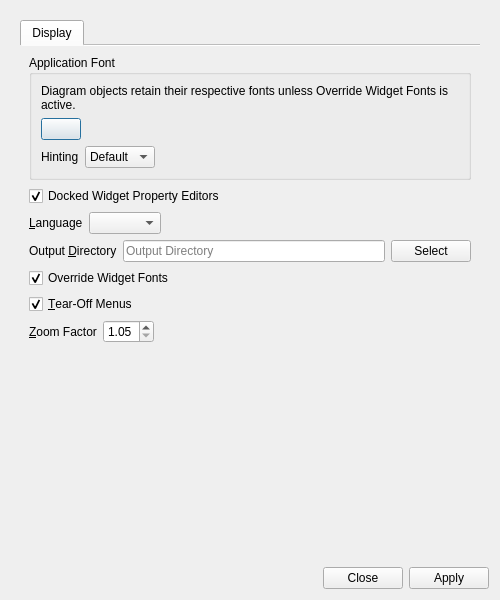
Old version of the form UI/glitch-preferences.ui in the repository textbrowser/glitch.
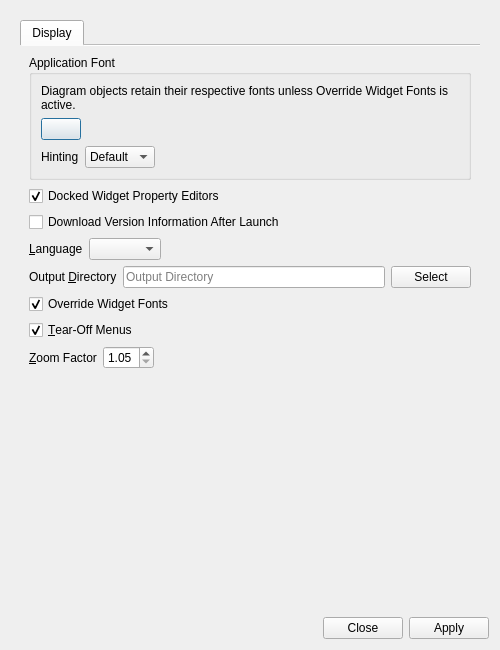
New version of the form. Icons and pictures are not drawn.

Commit message: Optional download of version information.

The edit to the form file:
```diff
--- a/UI/glitch-preferences.ui
+++ b/UI/glitch-preferences.ui
@@ -7,7 +7,7 @@
     <x>0</x>
     <y>0</y>
     <width>500</width>
-    <height>600</height>
+    <height>650</height>
    </rect>
   </property>
   <property name="windowTitle">
@@ -32,7 +32,7 @@
         <x>0</x>
         <y>0</y>
         <width>488</width>
-        <height>544</height>
+        <height>594</height>
        </rect>
       </property>
       <layout class="QVBoxLayout" name="verticalLayout_2">
@@ -151,6 +151,13 @@
              </property>
             </widget>
            </item>
+           <item>
+            <widget class="QCheckBox" name="download_version_information">
+             <property name="text">
+              <string>Download Version Information After Launch</string>
+             </property>
+            </widget>
+           </item>
            <item>
             <layout class="QHBoxLayout" name="horizontalLayout_3">
              <item>
```
Left out of the diff: 2 changed lines with no effect on the pictures. The commit also changes 15 other files.
